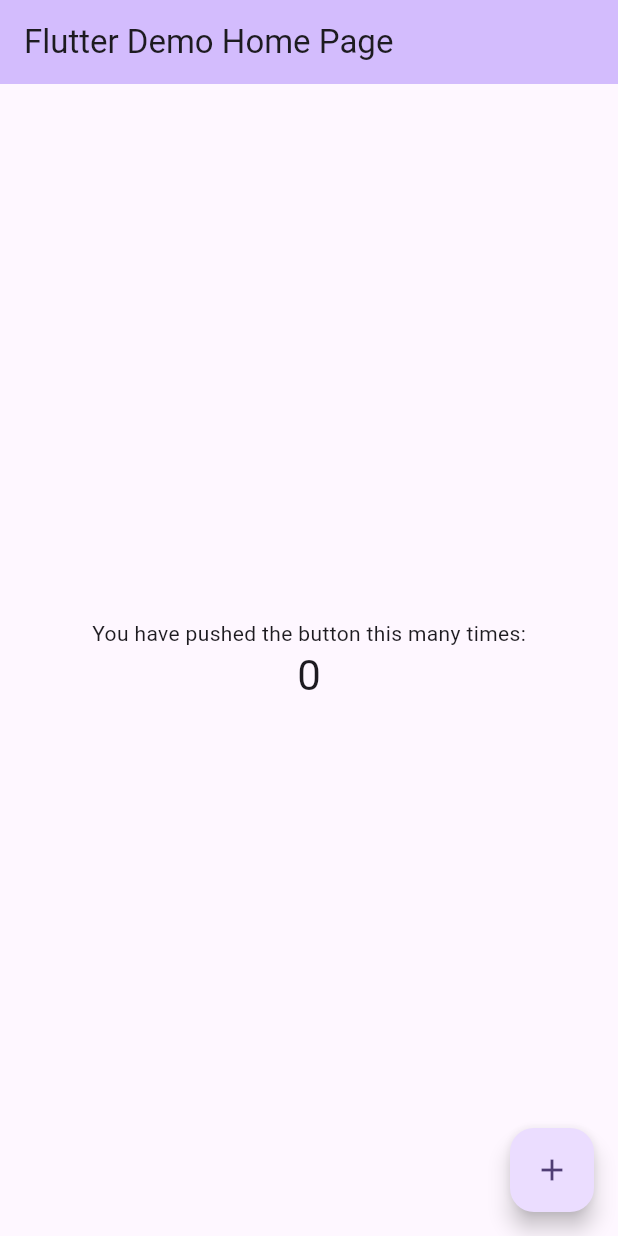
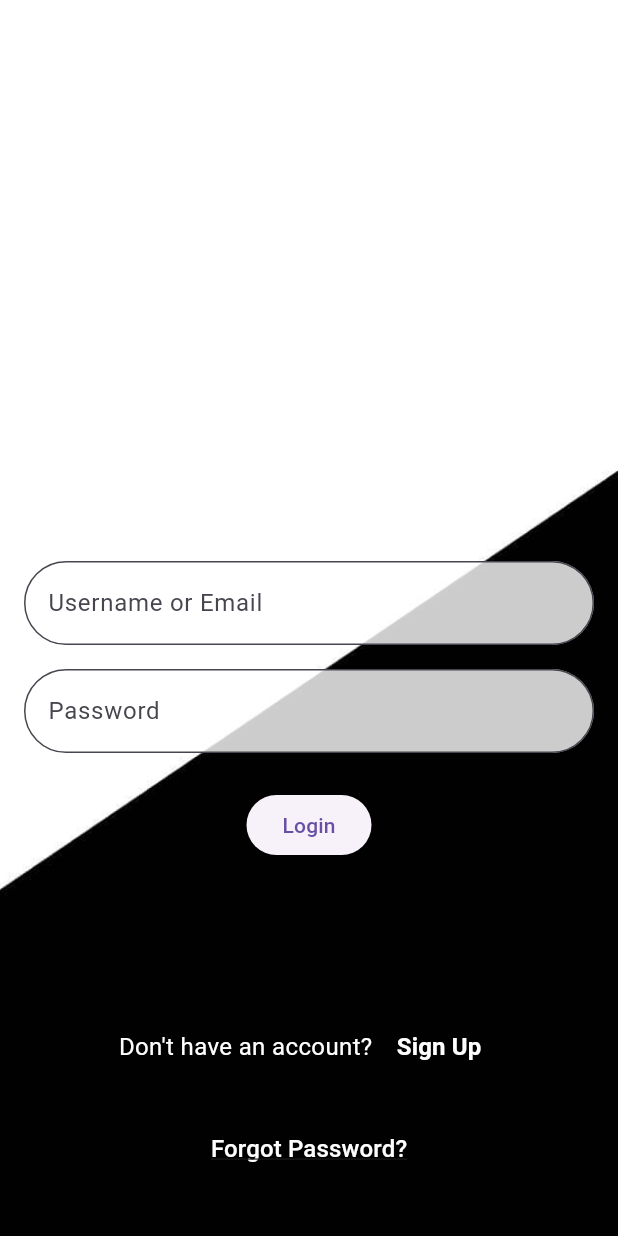
Before and after one commit to aravindptf/parlour_app, a Flutter app: the screen it shows after launch, on a phone screen of 412 x 824 dp. Run offline on Flutter 3.47's test engine with Material 3 defaults, Android fonts, the phone set to English and light mode, and no system bars.

Commit message:
new changes

```diff
--- /dev/null
+++ b/lib/login page.dart
@@ -0,0 +1,202 @@
+import 'dart:convert'; // For jsonEncode
+import 'package:flutter/material.dart';
+import 'package:http/http.dart' as http;
+import 'package:parlour_app/homepage.dart'; // Ensure you import your HomePage widget
+
+class LoginPage extends StatefulWidget {
+  const LoginPage({super.key});
+
+  @override
+  State<LoginPage> createState() => _LoginPageState();
+}
+
+class _LoginPageState extends State<LoginPage> {
+  final TextEditingController _usernameController = TextEditingController();
+  final TextEditingController _passwordController = TextEditingController();
+  final _formKey = GlobalKey<FormState>();
+
+  void _login() async {
+    if (_formKey.currentState!.validate()) {
+      final String username = _usernameController.text;
+      final String password = _passwordController.text;
+
+      // Replace with your backend URL
+      final url = 'https://your-backend-api.com/login';
+
+      try {
+        final response = await http.post(
+          Uri.parse(url),
+          headers: {'Content-Type': 'application/json'},
+          body: jsonEncode({
+            'username': username,
+            'password': password,
+          }),
+        );
+
+        if (response.statusCode == 200) {
+          // Handle successful login
+          Navigator.pushReplacement(
+            context,
+            MaterialPageRoute(builder: (context) => HomePage()),
+          );
+        } else {
+          // Handle login error (e.g., show an alert)
+          _showErrorDialog('Login failed. Please check your credentials.');
+        }
+      } catch (error) {
+        // Handle exceptions (e.g., show an alert)
+        _showErrorDialog('An error occurred. Please try again later.');
+      }
+    }
+  }
+
+  void _showErrorDialog(String message) {
+    showDialog(
+      context: context,
+      builder: (ctx) => AlertDialog(
+        title: const Text('Error'),
+        content: Text(message),
+        actions: <Widget>[
+          TextButton(
+            child: const Text('OK'),
+            onPressed: () {
+              Navigator.of(ctx).pop();
+            },
+          ),
+        ],
+      ),
+    );
+  }
+
+  void _navigateToSignUp() {
+    // Implement navigation to sign-up page here
+  }
+
+  void _forgotPassword() {
+    // Implement forgot password functionality here
+  }
+
+  @override
+  Widget build(BuildContext context) {
+    return Scaffold(
+      body: Stack(
+        fit: StackFit.expand,
+        children: [
+          // Background Image
+          Image.asset(
+            'assets/IMG_20240810_125448.jpg', // Replace with your image path
+            fit: BoxFit.cover,
+          ),
+          // Form Overlay
+          SingleChildScrollView(
+            padding: const EdgeInsets.all(16.0),
+            child: Center(
+              child: Column(
+                mainAxisAlignment: MainAxisAlignment.center,
+                children: [
+                  SizedBox(height: 350), // Adjust height as needed
+                  Form(
+                    key: _formKey,
+                    child: Column(
+                      children: [
+                        _buildTextField(
+                          controller: _usernameController,
+                          label: 'Username or Email',
+                          obscureText: false,
+                          validator: (value) {
+                            if (value == null || value.isEmpty) {
+                              return 'Please enter your username or email';
+                            }
+                            return null;
+                          },
+                        ),
+                        _buildTextField(
+                          controller: _passwordController,
+                          label: 'Password',
+                          obscureText: true,
+                          validator: (value) {
+                            if (value == null || value.isEmpty) {
+                              return 'Please enter your password';
+                            }
+                            return null;
+                          },
+                        ),
+                      ],
+                    ),
+                  ),
+                  const SizedBox(height: 16),
+                  ElevatedButton(
+                    onPressed: _login,
+                    child: const Text('Login'),
+                  ),
+                  const SizedBox(height: 100),
+                  _buildBottomTexts(),
+                ],
+              ),
+            ),
+          ),
+        ],
+      ),
+    );
+  }
+
+  Widget _buildTextField({
+    required TextEditingController controller,
+    required String label,
+    required bool obscureText,
+    String? Function(String?)? validator,
+  }) {
+    return Container(
+      margin: const EdgeInsets.symmetric(vertical: 8.0),
+      child: TextFormField(
+        controller: controller,
+        obscureText: obscureText,
+        decoration: InputDecoration(
+          labelText: label,
+          border: OutlineInputBorder(
+            borderRadius: BorderRadius.circular(30.0),
+            borderSide: const BorderSide(color: Colors.black),
+          ),
+          focusedBorder: OutlineInputBorder(
+            borderRadius: BorderRadius.circular(30.0),
+            borderSide: const BorderSide(color: Colors.black),
+          ),
+          fillColor: Colors.white.withOpacity(0.8),
+          filled: true,
+        ),
+        validator: validator,
+      ),
+    );
+  }
+
+  Widget _buildBottomTexts() {
+    return Column(
+      children: [
+        Row(
+          mainAxisAlignment: MainAxisAlignment.center,
+          children: [
+            const Text(
+              "Don't have an account? ",
+              style: TextStyle(color: Colors.white, fontSize: 16),
+            ),
+            TextButton(
+              onPressed: _navigateToSignUp,
+              child: const Text(
+                'Sign Up',
+                style: TextStyle(color: Colors.white, fontSize: 16, fontWeight: FontWeight.bold),
+              ),
+            ),
+          ],
+        ),
+        const SizedBox(height: 20),
+        TextButton(
+          onPressed: _forgotPassword,
+          child: const Text(
+            'Forgot Password?',
+            style: TextStyle(color: Colors.white, fontSize: 16, decoration: TextDecoration.underline),
+          ),
+        ),
+      ],
+    );
+  }
+}
--- a/lib/main.dart
+++ b/lib/main.dart
@@ -1,4 +1,6 @@
 import 'package:flutter/material.dart';
+import 'package:parlour_app/homepage.dart';
+import 'package:parlour_app/login%20page.dart';
 
 void main() {
   runApp(const MyApp());
@@ -11,115 +13,10 @@ class MyApp extends StatelessWidget {
   @override
   Widget build(BuildContext context) {
     return MaterialApp(
+      debugShowCheckedModeBanner: false,
       title: 'Flutter Demo',
-      theme: ThemeData(
-        // This is the theme of your application.
-        //
-        // TRY THIS: Try running your application with "flutter run". You'll see
-        // the application has a purple toolbar. Then, without quitting the app,
-        // try changing the seedColor in the colorScheme below to Colors.green
-        // and then invoke "hot reload" (save your changes or press the "hot
-        // reload" button in a Flutter-supported IDE, or press "r" if you used
-        // the command line to start the app).
-        //
-        // Notice that the counter didn't reset back to zero; the application
-        // state is not lost during the reload. To reset the state, use hot
-        // restart instead.
-        //
-        // This works for code too, not just values: Most code changes can be
-        // tested with just a hot reload.
-        colorScheme: ColorScheme.fromSeed(seedColor: Colors.deepPurple),
-        useMaterial3: true,
-      ),
-      home: const MyHomePage(title: 'Flutter Demo Home Page'),
+
+      home: LoginPage(),
     );
   }
 }
-
-class MyHomePage extends StatefulWidget {
-  const MyHomePage({super.key, required this.title});
-
-  // This widget is the home page of your application. It is stateful, meaning
-  // that it has a State object (defined below) that contains fields that affect
-  // how it looks.
-
-  // This class is the configuration for the state. It holds the values (in this
-  // case the title) provided by the parent (in this case the App widget) and
-  // used by the build method of the State. Fields in a Widget subclass are
-  // always marked "final".
-
-  final String title;
-
-  @override
-  State<MyHomePage> createState() => _MyHomePageState();
-}
-
-class _MyHomePageState extends State<MyHomePage> {
-  int _counter = 0;
-
-  void _incrementCounter() {
-    setState(() {
-      // This call to setState tells the Flutter framework that something has
-      // changed in this State, which causes it to rerun the build method below
-      // so that the display can reflect the updated values. If we changed
-      // _counter without calling setState(), then the build method would not be
-      // called again, and so nothing would appear to happen.
-      _counter++;
-    });
-  }
-
-  @override
-  Widget build(BuildContext context) {
-    // This method is rerun every time setState is called, for instance as done
-    // by the _incrementCounter method above.
-    //
-    // The Flutter framework has been optimized to make rerunning build methods
-    // fast, so that you can just rebuild anything that needs updating rather
-    // than having to individually change instances of widgets.
-    return Scaffold(
-      appBar: AppBar(
-        // TRY THIS: Try changing the color here to a specific color (to
-        // Colors.amber, perhaps?) and trigger a hot reload to see the AppBar
-        // change color while the other colors stay the same.
-        backgroundColor: Theme.of(context).colorScheme.inversePrimary,
-        // Here we take the value from the MyHomePage object that was created by
-        // the App.build method, and use it to set our appbar title.
-        title: Text(widget.title),
-      ),
-      body: Center(
-        // Center is a layout widget. It takes a single child and positions it
-        // in the middle of the parent.
-        child: Column(
-          // Column is also a layout widget. It takes a list of children and
-          // arranges them vertically. By default, it sizes itself to fit its
-          // children horizontally, and tries to be as tall as its parent.
-          //
-          // Column has various properties to control how it sizes itself and
-          // how it positions its children. Here we use mainAxisAlignment to
-          // center the children vertically; the main axis here is the vertical
-          // axis because Columns are vertical (the cross axis would be
-          // horizontal).
-          //
-          // TRY THIS: Invoke "debug painting" (choose the "Toggle Debug Paint"
-          // action in the IDE, or press "p" in the console), to see the
-          // wireframe for each widget.
-          mainAxisAlignment: MainAxisAlignment.center,
-          children: <Widget>[
-            const Text(
-              'You have pushed the button this many times:',
-            ),
-            Text(
-              '$_counter',
-              style: Theme.of(context).textTheme.headlineMedium,
-            ),
-          ],
-        ),
-      ),
-      floatingActionButton: FloatingActionButton(
-        onPressed: _incrementCounter,
-        tooltip: 'Increment',
-        child: const Icon(Icons.add),
-      ), // This trailing comma makes auto-formatting nicer for build methods.
-    );
-  }
-}
--- a/pubspec.yaml
+++ b/pubspec.yaml
@@ -35,6 +35,8 @@ dependencies:
   # The following adds the Cupertino Icons font to your application.
   # Use with the CupertinoIcons class for iOS style icons.
   cupertino_icons: ^1.0.8
+  http: ^1.2.2
+  provider: ^6.1.2
 
 dev_dependencies:
   flutter_test:
@@ -59,8 +61,8 @@ flutter:
   uses-material-design: true
 
   # To add assets to your application, add an assets section, like this:
-  # assets:
-  #   - images/a_dot_burr.jpeg
+  assets:
+    - assets/
   #   - images/a_dot_ham.jpeg
 
   # An image asset can refer to one or more resolution-specific "variants", see
```
Also changed, not shown: lib/homepage.dart (added, +122 -0 lines), assets/IMG_20240810_125448.jpg (added), pubspec.lock, 1 other file.
